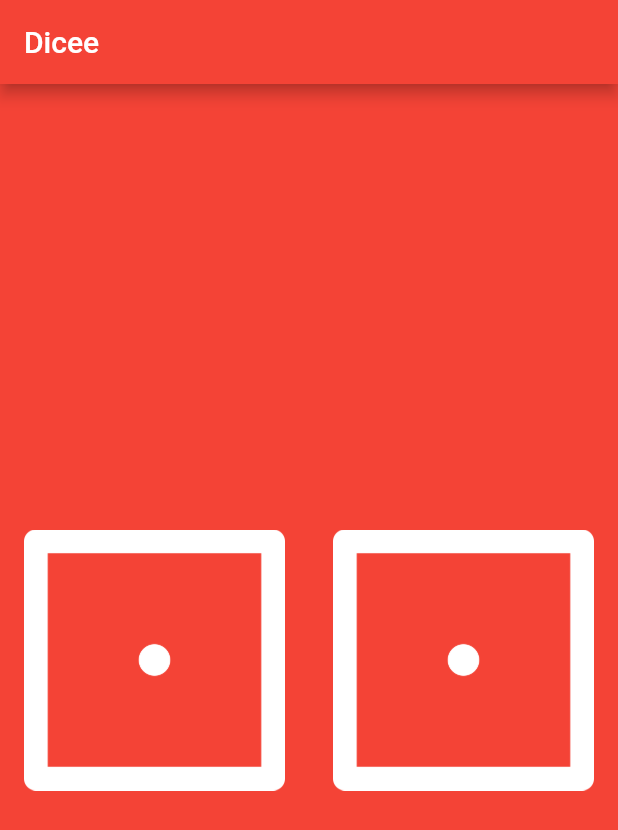
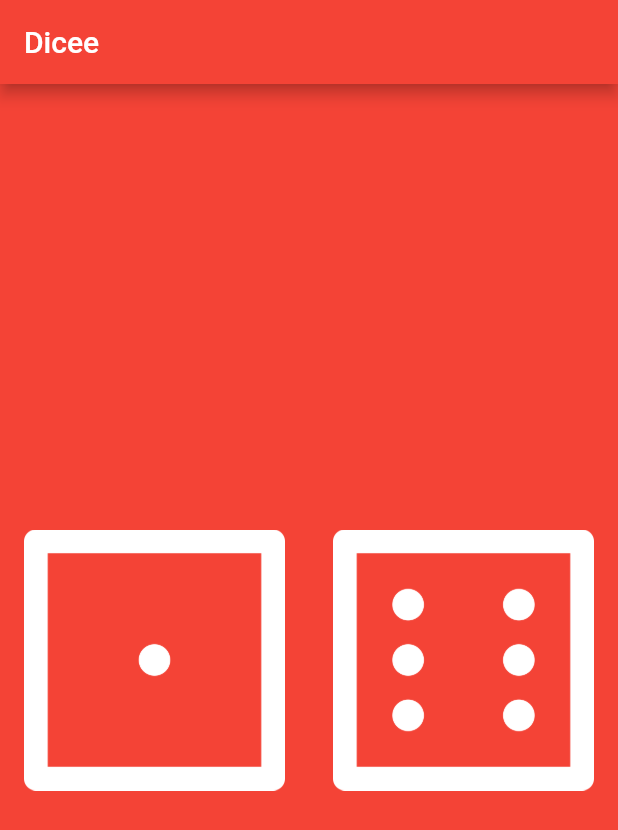
Before and after one commit to senaru/dicee-flutter, a Flutter app: the screen it shows after launch, on a phone screen of 412 x 824 dp. Shown: the top 830 px of the screen. Run offline on Flutter 3.47's test engine with Material 2 defaults, Android fonts, the phone set to English and light mode, and no system bars.

```diff
--- a/lib/main.dart
+++ b/lib/main.dart
@@ -18,6 +18,9 @@ void main() {
 class DicePage extends StatelessWidget {
   @override
   Widget build(BuildContext context) {
+    var leftDiceNum = 1;
+    var rightDiceNum = 6;
+
     return Center(
       child: Row(
         children: <Widget>[
@@ -27,7 +30,7 @@ class DicePage extends StatelessWidget {
                 print("Left");
               },
               child: Image(
-                image: AssetImage("images/dice1.png"),
+                image: AssetImage("images/dice$leftDiceNum.png"),
               ),
             ),
           ),
@@ -37,7 +40,7 @@ class DicePage extends StatelessWidget {
                 print("right");
               },
               child: Image(
-                image: AssetImage("images/dice1.png"),
+                image: AssetImage("images/dice$rightDiceNum.png"),
               ),
             ),
           ),
```
